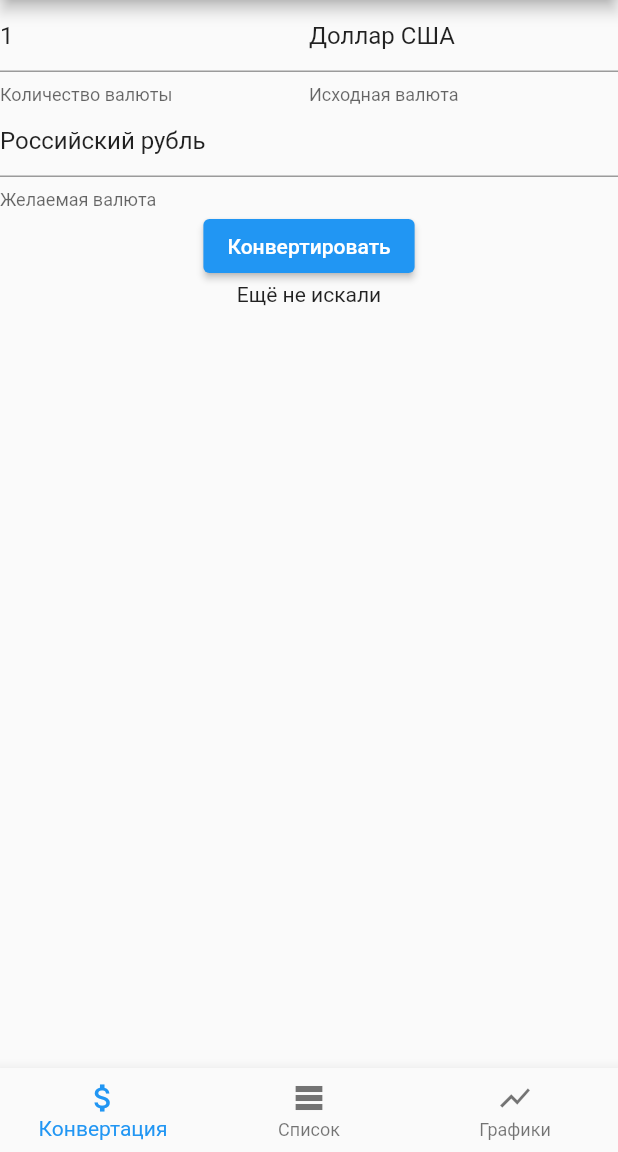
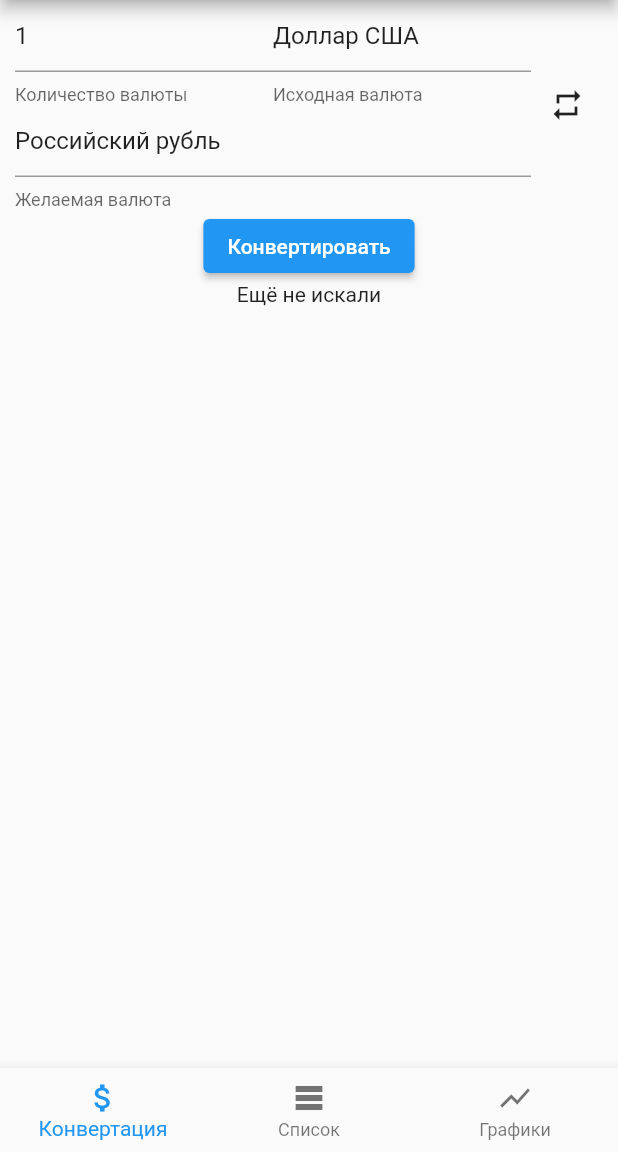
Before and after one commit to Bachar-official/flutter_currency, a Flutter app: the screen it shows after launch, on a phone screen of 412 x 824 dp, the part 84-1236 px from its top. Run offline on Flutter 3.47's test engine with Material 2 defaults, Android fonts, the phone set to English and light mode, and no system bars; our stand-ins replace dio.

```diff
--- a/lib/constants/urls.dart
+++ b/lib/constants/urls.dart
@@ -2,7 +2,7 @@ import 'package:flutter_currency/entities/currency.dart';
 import 'package:intl/intl.dart';
 
 class Urls {
-  static const _baseUrl = 'https://freecurrencyapi.net/api/v2';
+  static const _baseUrl = 'https://api.currencyapi.com/v3';
   static const _apiKey = 'f0f26a90-9aba-11ec-841c-699a0d7f059c';
 
   static String getLatestCurrencyWithBase(String currency) {
--- a/lib/domain/view_model/conversion_page_view_model.dart
+++ b/lib/domain/view_model/conversion_page_view_model.dart
@@ -23,10 +23,21 @@ class ConversionPageViewModel extends ChangeNotifier {
   }
 
   bool get isLoading => _isLoading;
+  TextEditingController get baseController =>
+      TextEditingController(text: showStringCurrency(_baseCurrency));
+  TextEditingController get destinationController =>
+      TextEditingController(text: showStringCurrency(_destinationCurrency));
   String get baseCurrency => showStringCurrency(_baseCurrency);
   String get destinationCurrency => showStringCurrency(_destinationCurrency);
   num get amount => _amount;
   num get exchange => _multiplier * _amount;
+
+  void swapCurrencies() {
+    var temp = _baseCurrency;
+    _baseCurrency = destinationCurrency;
+    _destinationCurrency = temp;
+    notifyListeners();
+  }
 
   void _setLoading() {
     _isLoading = true;
--- a/lib/ui/conversion_page/components/autocomplete_decoration.dart
+++ b/lib/ui/conversion_page/components/autocomplete_decoration.dart
@@ -9,12 +9,14 @@ class AutocompleteWithDecoration<K,V> extends StatelessWidget {
   final void Function(String) setCurrency;
   final String? hintText;
   final String? value;
+  final TextEditingController textController;
 
   const AutocompleteWithDecoration({
     required this.displayCurrencyOption,
     required this.currencyOptionBuilder,
     required this.onSelected,
     required this.setCurrency,
+    required this.textController,
     this.value,
     this.hintText, Key? key}): super(key: key);
 
--- a/lib/ui/conversion_page/conversion_page.dart
+++ b/lib/ui/conversion_page/conversion_page.dart
@@ -12,22 +12,34 @@ class ConversionPage extends StatelessWidget {
   Widget build(BuildContext context) {
     return Consumer<ConversionPageViewModel>(
       builder: (context, model, child) => Scaffold(
-          body: Column(
+        body: Padding(
+          padding: const EdgeInsets.symmetric(horizontal: 10),
+          child: Column(
             children: [
               Row(
                 children: [
-                  Flexible(child: TextFormField(
+                  Expanded(
+                    child: Column(
+                      children: [
+                        Row(
+                          children: [
+                            Flexible(
+                              child: TextFormField(
                                 onChanged: (value) => model.setAmount(value),
                                 initialValue: model.amount.toString(),
-                    keyboardType: const TextInputType.numberWithOptions(),
+                                keyboardType:
+                                    const TextInputType.numberWithOptions(),
                                 decoration: const InputDecoration(
-                        helperText: 'Количество валюты'
+                                    helperText: 'Количество валюты'),
                               ),
-                  ),),
+                            ),
                             Flexible(
                               child: AutocompleteWithDecoration<String, String>(
-                      currencyOptionBuilder: model.currencyOptionBuilder,
-                      displayCurrencyOption: model.displayCurrencyOption,
+                                textController: model.baseController,
+                                currencyOptionBuilder:
+                                    model.currencyOptionBuilder,
+                                displayCurrencyOption:
+                                    model.displayCurrencyOption,
                                 setCurrency: model.setBaseCurrency,
                                 onSelected: (currency) {
                                   model.setBaseCurrency(currency.key);
@@ -38,8 +50,8 @@ class ConversionPage extends StatelessWidget {
                             )
                           ],
                         ),
-
                         AutocompleteWithDecoration<String, String>(
+                          textController: model.destinationController,
                           currencyOptionBuilder: model.currencyOptionBuilder,
                           displayCurrencyOption: model.displayCurrencyOption,
                           setCurrency: model.setDestinationCurrency,
@@ -49,13 +61,20 @@ class ConversionPage extends StatelessWidget {
                           hintText: 'Желаемая валюта',
                           value: model.destinationCurrency,
                         ),
+                      ],
+                    ),
+                  ),
+                  IconButton(onPressed: model.swapCurrencies, icon: const Icon(Icons.repeat))
+                ],
+              ),
               ElevatedButton(
                   onPressed: model.getLatestCurrency,
                   child: const Text('Конвертировать')),
-
-              model.exchange == 0 ?
-                  const Text('Ещё не искали') : Text(model.exchange.toString())
+              model.exchange == 0
+                  ? const Text('Ещё не искали')
+                  : Text(model.exchange.toString())
             ],
+          ),
         ),
       ),
     );
```
Lines whose indentation alone changed are shown as unchanged.
